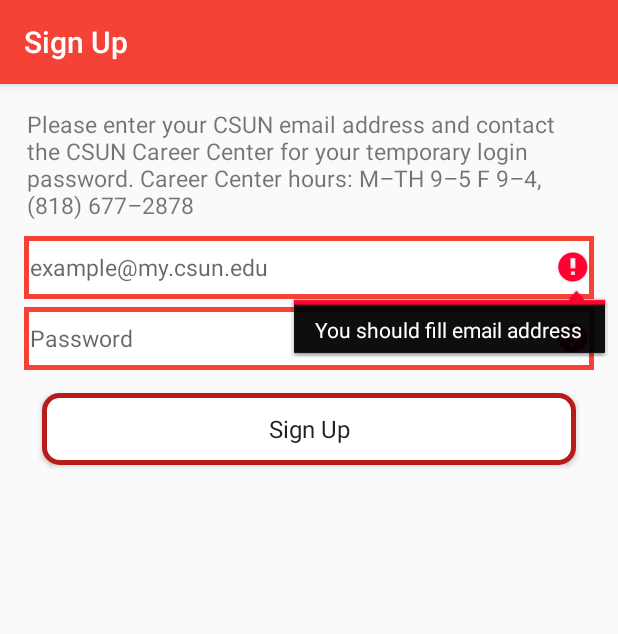
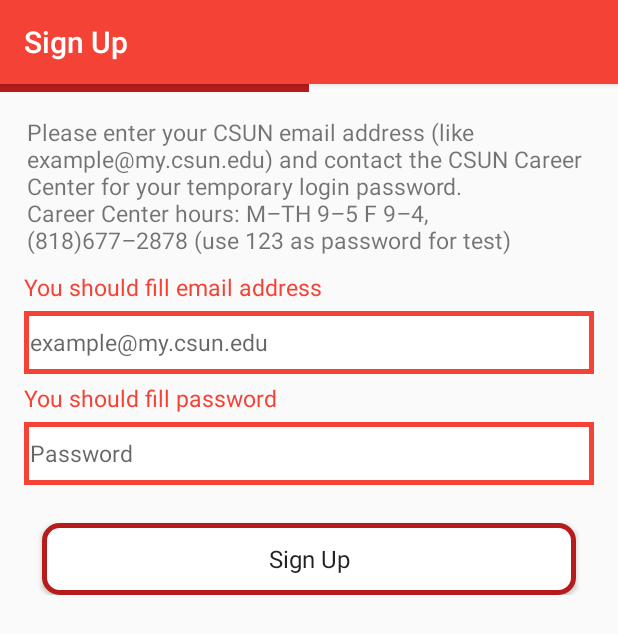
Before and after one commit to shafaghs/Csun_Sunlink, an Android app: the SignUp screen opened directly, with no data from a screen before it, after a tap on "Sign Up", on a phone screen of 412 x 824 dp. Shown: the top 634 px of the screen. Run offline under Robolectric (Android 15) with nearby library versions, the phone set to English and light mode, and no system bars.

Commit message:
code review and edit on sign in and sign up pages

```diff
--- a/app/src/main/java/com/csun_sunlink/csuncareercenter/Search/SearchBgTask.java
+++ b/app/src/main/java/com/csun_sunlink/csuncareercenter/Search/SearchBgTask.java
@@ -110,7 +110,7 @@ class SearchBgTask extends AsyncTask<String, Void, String> {
                 companyState = jsonObject.getString("state_name");
                 companyCountry = jsonObject.getString("country_name");
                 jobId = jsonObject.getString("job_id");
-                companyId = jsonObject.getString("job_id");
+                companyId = jsonObject.getString("company_id");
                 StringBuilder address = new StringBuilder();
                 address.append(companyStreet).append(",");
                 if (!companyStreet1.equals("null")) {
--- a/app/src/main/java/com/csun_sunlink/csuncareercenter/SignUp.java
+++ b/app/src/main/java/com/csun_sunlink/csuncareercenter/SignUp.java
@@ -3,22 +3,22 @@ package com.csun_sunlink.csuncareercenter;
 import android.content.Context;
 import android.os.Bundle;
 import android.support.v7.app.AppCompatActivity;
-import android.text.TextUtils;
 import android.view.View;
 import android.widget.Button;
 import android.widget.EditText;
-
+import android.widget.TextView;
 import java.util.regex.Matcher;
 import java.util.regex.Pattern;
 
 public class SignUp extends AppCompatActivity {
     private EditText signUpEmail,signUpPassword;
+    private TextView signUpEmailError,signUpPasswordError;
     String signUpEmailText,signUpPasswordText,method="";
     private Context ctx;
     private View rootView;
 
     private Pattern pattern;
-    private Matcher matcher;
+
     private static final String EMAIL_PATTERN =
             "^[_A-Za-z0-9-\\+]+(\\.[_A-Za-z0-9-]+)*@"
                     + "my.csun.edu";
@@ -28,11 +28,13 @@ public class SignUp extends AppCompatActivity {
         super.onCreate(savedInstanceState);
         setContentView(R.layout.activity_signup);
 
+        ctx = this.getApplicationContext();
         rootView = findViewById(android.R.id.content);
-        ctx = this.getApplicationContext();
 
         signUpEmail = (EditText) findViewById(R.id.sign_up_email);
         signUpPassword = (EditText) findViewById(R.id.sign_up_password);
+        signUpEmailError = (TextView) findViewById(R.id.sign_up_email_error);
+        signUpPasswordError = (TextView) findViewById(R.id.sign_up_password_error);
 
         Button signUpSubmit = (Button) findViewById(R.id.sign_up_submit);
 
@@ -43,25 +45,31 @@ public class SignUp extends AppCompatActivity {
                 signUpEmailText = signUpEmail.getText().toString().trim();
                 signUpPasswordText = signUpPassword.getText().toString().trim();
                 if(signUpEmailText.equals("") && signUpPasswordText.equals("")){
-                    signUpEmail.setError("You should fill email address");
+                    signUpEmailError.setVisibility(View.VISIBLE);
+                    signUpEmailError.setText(R.string.empty_email_error_message);
                     signUpEmail.setBackgroundResource(R.drawable.error);
-                    signUpPassword.setError("You should fill password");
+                    signUpPasswordError.setVisibility(View.VISIBLE);
+                    signUpPasswordError.setText(R.string.empty_password_error_message);
                     signUpPassword.setBackgroundResource(R.drawable.error);
                 }
                 else if(signUpEmailText.equals("")){
-                    signUpEmail.setError("You should fill email address");
+                    signUpEmailError.setVisibility(View.VISIBLE);
+                    signUpEmailError.setText(R.string.empty_email_error_message);
                     signUpEmail.setBackgroundResource(R.drawable.error);
                 }
                 else if(signUpPasswordText.equals("")){
-                    signUpPassword.setError("You should fill password");
+                    signUpPasswordError.setVisibility(View.VISIBLE);
+                    signUpPasswordError.setText(R.string.empty_password_error_message);
                     signUpPassword.setBackgroundResource(R.drawable.error);
                 }
                 else if(!checkFormat(signUpEmailText)){
-                    signUpEmail.setError("Your email format is not correct, it should be abc@my.csun.edu");
+                    signUpEmailError.setVisibility(View.VISIBLE);
+                    signUpEmailError.setText(R.string.email_format_error);
                     signUpEmail.setBackgroundResource(R.drawable.error);
                 }
                 else if (!signUpPasswordText.equals("123")){
-                    signUpPassword.setError("Password is not correct, try again");
+                    signUpPasswordError.setVisibility(View.VISIBLE);
+                    signUpPasswordError.setText(R.string.password_incorrect_error);
                     signUpPassword.setBackgroundResource(R.drawable.error);
                 }
                 else{
@@ -69,15 +77,14 @@ public class SignUp extends AppCompatActivity {
                     signUpPassword.setBackgroundResource(R.drawable.normal);
                     method = "signUp";
                     BgTask bgTask = new BgTask(ctx,rootView);
-                    bgTask.execute(method,signUpEmailText,signUpPasswordText);
+                    bgTask.execute(method,signUpEmailText);
                 }
             }
         });
-
     }
 
     boolean checkFormat(String emailText){
-        matcher = pattern.matcher(emailText);
+        Matcher matcher = pattern.matcher(emailText);
         return matcher.matches();
     }
 }
--- a/app/src/main/res/layout/activity_home_page.xml
+++ b/app/src/main/res/layout/activity_home_page.xml
@@ -144,7 +144,7 @@
         <FrameLayout
             android:id="@+id/home_page_job_listing"
             android:layout_width="match_parent"
-            android:layout_height="wrap_content"
+            android:layout_height="150dp"
             android:layout_weight="50"
             android:layout_gravity="bottom"
             android:background="@color/white" />
--- a/app/src/main/res/layout/activity_signin.xml
+++ b/app/src/main/res/layout/activity_signin.xml
@@ -32,10 +32,11 @@
                 android:textSize="@dimen/textsize" />
 
             <TextView
-                android:id="@+id/signin_error"
+                android:id="@+id/sign_in_error"
                 android:layout_width="match_parent"
                 android:layout_height="wrap_content"
-                android:textColor="@color/colorPrimary" />
+                android:textColor="@color/colorPrimary"
+                android:visibility="gone"/>
 
             <EditText
                 android:id="@+id/signin_email"
--- a/app/src/main/res/layout/activity_signup.xml
+++ b/app/src/main/res/layout/activity_signup.xml
@@ -5,6 +5,31 @@
     android:fillViewport="true">
 
     <LinearLayout xmlns:android="http://schemas.android.com/apk/res/android"
+        android:layout_width="match_parent"
+        android:layout_height="wrap_content"
+        android:orientation="vertical">
+
+        <LinearLayout
+            android:layout_width="match_parent"
+            android:layout_height="wrap_content"
+            android:orientation="horizontal"
+            android:weightSum="2">
+
+            <View
+                android:layout_width="0dp"
+                android:layout_height="5dp"
+                android:layout_weight="1"
+                android:background="@color/colorPrimaryDark" />
+
+            <View
+                android:layout_width="0dp"
+                android:layout_height="5dp"
+                android:layout_weight="1"
+                android:background="@color/white" />
+
+        </LinearLayout>
+
+        <LinearLayout
             android:layout_width="match_parent"
             android:layout_height="wrap_content"
             android:orientation="vertical"
@@ -19,25 +44,43 @@
                 android:layout_height="wrap_content"
                 android:layout_marginBottom="10dp"
                 android:layout_marginStart="2dp"
-            android:text="@string/signup_username"
+                android:text="@string/sign_up_username"
                 android:textSize="@dimen/textsize" />
+
+            <TextView
+                android:id="@+id/sign_up_email_error"
+                android:layout_width="match_parent"
+                android:layout_height="wrap_content"
+                android:layout_marginBottom="5dp"
+                android:textColor="@color/red"
+                android:textSize="@dimen/textsize"
+                android:visibility="gone"/>
 
             <EditText
                 android:id="@+id/sign_up_email"
                 android:layout_width="match_parent"
                 android:layout_height="wrap_content"
                 android:layout_marginBottom="5dp"
+                android:hint="@string/login_email"
                 android:inputType="textEmailAddress"
-            android:hint="@string/login_email"
                 android:textSize="@dimen/textsize" />
+
+            <TextView
+                android:id="@+id/sign_up_password_error"
+                android:layout_width="match_parent"
+                android:layout_height="wrap_content"
+                android:layout_marginBottom="5dp"
+                android:textColor="@color/red"
+                android:textSize="@dimen/textsize"
+                android:visibility="gone"/>
 
             <EditText
                 android:id="@+id/sign_up_password"
                 android:layout_width="match_parent"
                 android:layout_height="wrap_content"
                 android:layout_marginBottom="15dp"
+                android:hint="@string/login_password"
                 android:inputType="textPassword"
-            android:hint="@string/login_password"
                 android:textSize="@dimen/textsize" />
 
             <Button
@@ -45,8 +88,11 @@
                 style="@style/ButtonStyleFillIn"
                 android:layout_width="match_parent"
                 android:layout_height="wrap_content"
+                android:layout_marginTop="10dp"
                 android:text="@string/signUp"
                 android:textAllCaps="false" />
+
+        </LinearLayout>
     </LinearLayout>
 
 </ScrollView>
--- a/app/src/main/res/values/colors.xml
+++ b/app/src/main/res/values/colors.xml
@@ -6,7 +6,7 @@
     <color name="white">#ffffff</color>
     <color name="lightGrey">#e9e7e7</color>
     <color name="black">#000000</color>
-
+    <color name="red">#f44336</color>
     <color name="colorPrimaryLight">#edd5ef</color>
     <color name="colorPrimaryLight1">#f7edf9</color>
     <color name="colorAccent1">#fe4959</color>
--- a/app/src/main/res/values/dimens.xml
+++ b/app/src/main/res/values/dimens.xml
@@ -4,4 +4,5 @@
     <dimen name="activity_vertical_margin">16dp</dimen>
     <dimen name="textsize">15sp</dimen>
     <dimen name="small_text_size">13sp</dimen>
+    <dimen name="very_small_text_size">11sp</dimen>
 </resources>
--- a/app/src/main/res/values/strings.xml
+++ b/app/src/main/res/values/strings.xml
@@ -8,10 +8,10 @@
     <string name="login_confirm_password">Confirm Password</string>
     <string name="login_linkin">Sign in with linkin account</string>
     <string name="login_facebook">Sign in with Facebook account</string>
-    <string name="signup_username">Please enter your CSUN email address and contact the CSUN Career Center for your temporary login password. Career Center hours: M–TH 9–5 F 9–4, (818) 677–2878 </string>
+    <string name="sign_up_username">Please enter your CSUN email address (like example@my.csun.edu) and contact the CSUN Career Center for your temporary login password.\nCareer Center hours: M–TH 9–5 F 9–4, (818)677–2878 (use 123 as password for test)</string>
     <string name="signup_linkin">Sign up with linkin account</string>
     <string name="signup_facebook">Sign up with Facebook account</string>
-    <string name="change_password">Enter your new password</string>
+    <string name="change_password">Enter your new password.New password should be at least 6 characters.</string>
     <string name="or">OR</string>
     <string name="invalid_userPass">Username or Password is incorrect, try again.</string>
     <string name="Both_filled">Both fields should be filled</string>
@@ -43,6 +43,14 @@
     <!-- Menu Drawer -->
     <string name="openDrawer">Open drawer</string>
     <string name="closeDrawer">CloseDrawer</string>
+    <string name="empty_email_error_message">You should fill email address</string>
+    <string name="empty_password_error_message">You should fill password</string>
+    <string name="email_format_error">Your email format is not correct, it should be abc@my.csun.edu</string>
+    <string name="password_incorrect_error">Password is not correct, try again</string>
+    <string name="redundant_email">This email address is already registered. Make sure you type it correctly.</string>
+    <string name="password_length">New password should be at least 6 characters</string>
+    <string name="fill_email_field">You should fill email address</string>
+    <string name="fill_pass_field">You should fill password</string>
 
 
 </resources>
```
Also changed, not shown: app/src/main/java/com/csun_sunlink/csuncareercenter/Fragments/FragmentBgTask.java (+24 -34 lines), app/src/main/java/com/csun_sunlink/csuncareercenter/SignIn.java (+9 -4 lines), app/src/main/java/com/csun_sunlink/csuncareercenter/SignUpContinue.java (+5 -4 lines), app/src/main/res/layout/activity_signup_continue.xml (+30 -4 lines), app/src/main/res/layout/fragment_job_listing_home_page.xml (+8 -9 lines), app/src/main/res/layout/row_layout.xml (+13 -14 lines). Lines whose indentation alone changed are shown as unchanged.
